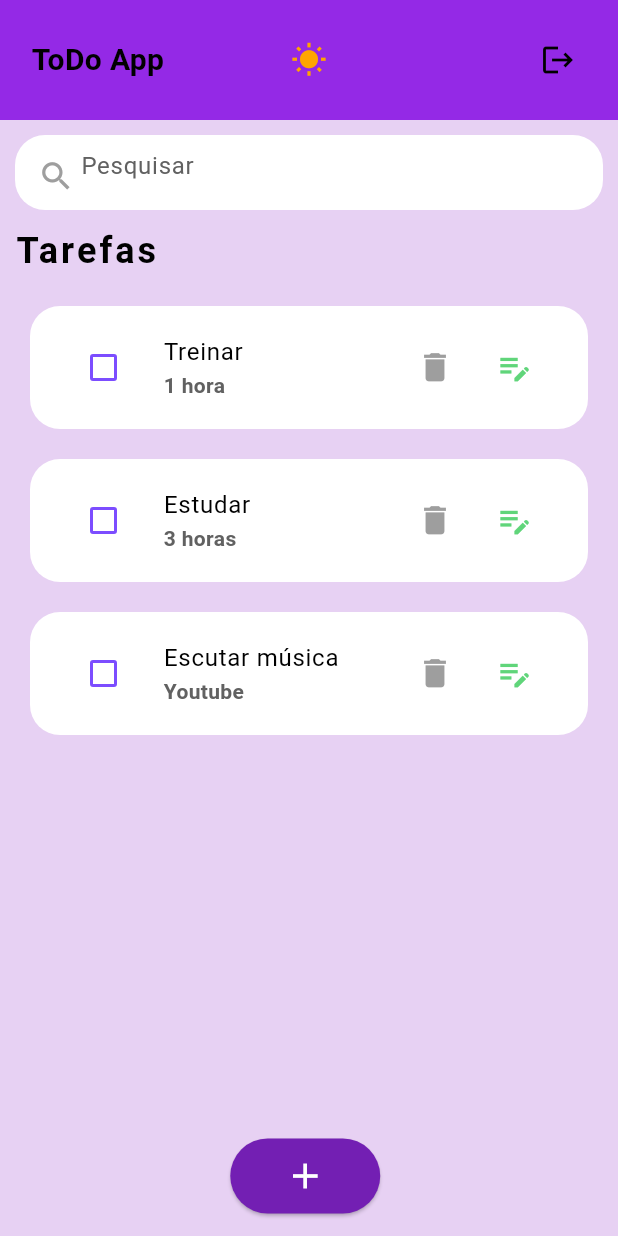
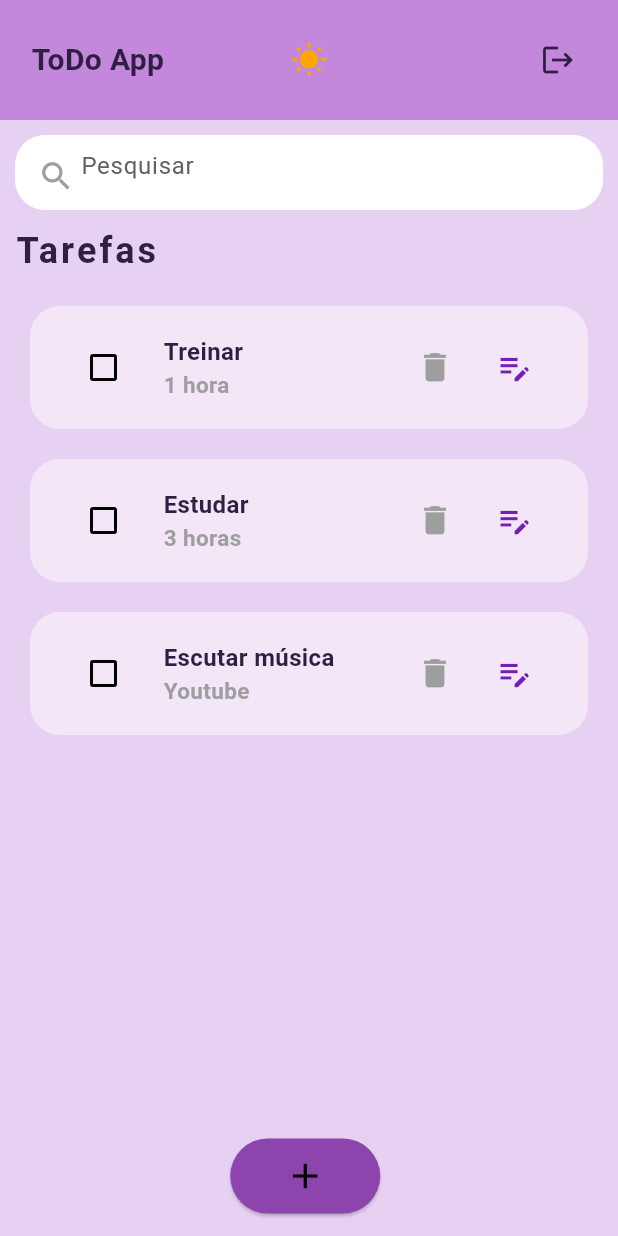
Before and after one commit to dugabrielle/todo_project, a Flutter app: the HomeScreen screen opened by its route, on a phone screen of 412 x 824 dp. Run offline on Flutter 3.47's test engine with Material 3 defaults, Android fonts, the phone set to English and light mode, and no system bars; our stand-ins replace font_awesome_flutter, google_fonts.

Commit message:
ajustes no tema claro e escuro

```diff
--- a/lib/src/screens/home.dart
+++ b/lib/src/screens/home.dart
@@ -52,10 +52,9 @@ class _HomeScreenState extends State<HomeScreen> {
                   padding: const EdgeInsets.symmetric(vertical: 10),
                   child: Text(
                     'Tarefas',
-                    style: GoogleFonts.comicNeue(
+                    style: Theme.of(context).textTheme.bodyMedium?.copyWith(
                           fontSize: 24,
                           fontWeight: FontWeight.w600,
-                      color: Theme.of(context).colorScheme.primary,
                           letterSpacing: 2,
                         ),
                   ),
@@ -69,7 +68,7 @@ class _HomeScreenState extends State<HomeScreen> {
                         style: TextStyle(
                           fontWeight: FontWeight.w600,
                           fontSize: 18,
-                          color: Theme.of(context).colorScheme.secondary,
+                          color: Theme.of(context).colorScheme.primary,
                         ),
                       ),
                     ),
@@ -92,10 +91,9 @@ class _HomeScreenState extends State<HomeScreen> {
                     alignment: Alignment.centerLeft,
                     child: Text(
                       'Tarefas Concluídas',
-                      style: GoogleFonts.comicNeue(
+                      style: Theme.of(context).textTheme.bodyMedium?.copyWith(
                             fontSize: 24,
-                        fontWeight: FontWeight.bold,
-                        color: Theme.of(context).colorScheme.primary,
+                            fontWeight: FontWeight.w600,
                             letterSpacing: 2,
                           ),
                     ),
@@ -125,21 +123,18 @@ class _HomeScreenState extends State<HomeScreen> {
                   _addNota();
                 },
                 style: ElevatedButton.styleFrom(
-                  backgroundColor: Theme.of(context).colorScheme.secondary,
+                  backgroundColor: Theme.of(context).primaryColor,
                   minimumSize: const Size(50, 50),
+                  shape: RoundedRectangleBorder(
+                    borderRadius: BorderRadius.circular(30),
                   ),
-                child: IconButton(
-                  icon: Icon(
+                ),
+                child: Icon(
                   Icons.add,
                   size: 28,
                   color: Theme.of(context).brightness == Brightness.light
-                        ? Colors.white
-                        : Colors.black,
-                  ),
-                  iconSize: 28,
-                  onPressed: () {
-                    _addNota();
-                  },
+                      ? Colors.black
+                      : Colors.white,
                 ),
               ),
             ),
@@ -235,13 +230,14 @@ class _HomeScreenState extends State<HomeScreen> {
                       onPressed: () {
                         Navigator.pop(context);
                       },
-                    icon: const Icon(Icons.close, color: Colors.black),
+                      icon: const Icon(Icons.close, color: Colors.purple),
                       iconSize: 22,
                     ),
                     IconButton(
                       onPressed: () {
                         if (_tituloController.text.isEmpty) {
-                        setState(() {}); // atualiza o estado para mostrar o erro
+                          setState(
+                              () {}); // atualiza o estado para mostrar o erro
                           return;
                         }
                         Navigator.pop(context);
@@ -258,7 +254,6 @@ class _HomeScreenState extends State<HomeScreen> {
       },
     );
   }
-
 
   AppBar appBarMethod(BuildContext context) {
     return AppBar(
@@ -291,7 +286,7 @@ class _HomeScreenState extends State<HomeScreen> {
                   onPressed: () {},
                   icon: Icon(
                     Icons.logout,
-                    color: Theme.of(context).colorScheme.primary,
+                    color: Theme.of(context).textTheme.bodyMedium?.color,
                   ),
                 ),
               ),
--- a/lib/src/themes/app_theme.dart
+++ b/lib/src/themes/app_theme.dart
@@ -4,20 +4,21 @@ import 'package:google_fonts/google_fonts.dart';
 class AppTheme {
   static ThemeData lightTheme = ThemeData(
     brightness: Brightness.light,
-    scaffoldBackgroundColor: const Color(0xFFE7D1F3),
-    primaryColor: Colors.deepPurple,
+    scaffoldBackgroundColor: const Color(0xFFE7D1F3), // Cor do Background
+    primaryColor: const Color(0xFF8E44AD), // Cor do Botão "Add Nota"
     appBarTheme: const AppBarTheme(
-      backgroundColor: Color(0xFF9429E6),
-      foregroundColor: Colors.black,
+      backgroundColor: Color(0xFFC387DB), // Cor da AppBar
+      foregroundColor: Color(0xFF2F1F42), // Cor da Fonte da AppBar
     ),
     colorScheme: const ColorScheme.light(
-      primary: Colors.black,
-      secondary: Color(0xFF731FB3),
+      primary: Color(0xFF9956A3), // Cor da Fonte de Texto 2
+      secondary: Color(0xFF731FB3), // Cor dos Botões dentro das Tasks
+      tertiary: Color(0xFFF3E7F7), // Cor do Title Color
     ),
     textTheme: GoogleFonts.comicNeueTextTheme(
       const TextTheme(
         bodyMedium: TextStyle(
-          color: Colors.black,
+          color: Color(0xFF2F1F42), // Cor da Fonte de Texto
           fontSize: 20,
           fontWeight: FontWeight.w600,
         ),
@@ -26,7 +27,7 @@ class AppTheme {
     iconButtonTheme: const IconButtonThemeData(
       style: ButtonStyle(
         iconColor: WidgetStatePropertyAll(
-          Color(0xFFFFA500),
+          Color(0xFFFFA500), // Cor do Sol
         ),
       ),
     ),
@@ -34,20 +35,21 @@ class AppTheme {
 
   static ThemeData darkTheme = ThemeData(
     brightness: Brightness.dark,
-    scaffoldBackgroundColor: const Color(0xFF1E1E1E),
-    primaryColor: Colors.purple.shade700,
+    scaffoldBackgroundColor: const Color(0xFF121212), // Cor do Background
+    primaryColor: const Color(0xFF3E2969), // Cor do Botão "Add Nota"
     appBarTheme: const AppBarTheme(
-      backgroundColor: Color(0xFF9673D2),
-      foregroundColor: Colors.white,
+      backgroundColor: Color(0xFF3B1D5F), // Cor da AppBar
+      foregroundColor: Color(0xFFE8D9F3), // Cor da Fonte de Texto
     ),
     colorScheme: const ColorScheme.dark(
-      primary: Colors.white,
-      secondary: Color(0xFFC2A8E8),
+      primary: Color(0xFF7456A3), // Cor da Fonte de Texto 2
+      secondary: Color(0xFF29044A), // Cor dos Botões dentro das Tasks
+      tertiary: Color(0xFF6A4C8C), // Cor do Title Color
     ),
     textTheme: GoogleFonts.comicNeueTextTheme(
       const TextTheme(
         bodyMedium: TextStyle(
-          color: Colors.white,
+          color: Color(0xFFE8D9F3), // Cor da Fonte de Texto
           fontSize: 20,
           fontWeight: FontWeight.w600,
         ),
@@ -56,7 +58,7 @@ class AppTheme {
     iconButtonTheme: const IconButtonThemeData(
       style: ButtonStyle(
         iconColor: WidgetStatePropertyAll(
-          Color(0xFF1A3B6D),
+          Color(0xFF617DBE), // Cor da Lua
         ),
       ),
     ),
--- a/lib/src/widgets/task_checkbox.dart
+++ b/lib/src/widgets/task_checkbox.dart
@@ -17,6 +17,7 @@ class TaskCheckbox extends StatelessWidget {
 
   @override
   Widget build(BuildContext context) {
+    Color titleColor = Theme.of(context).colorScheme.tertiary;
     return Container(
       padding: const EdgeInsets.all(10),
       child: ListTile(
@@ -24,7 +25,7 @@ class TaskCheckbox extends StatelessWidget {
           borderRadius: BorderRadius.circular(20),
         ),
         contentPadding: const EdgeInsets.symmetric(horizontal: 25, vertical: 5),
-        tileColor: Colors.white,
+        tileColor: titleColor,
         leading: Checkbox(
           value: todo.checkbox,
           onChanged: (bool? value) {
@@ -34,23 +35,22 @@ class TaskCheckbox extends StatelessWidget {
           checkColor: Colors.white,
           hoverColor: const Color(0xFFECD4F0),
           side: const BorderSide(
-            color: Colors.deepPurpleAccent,
+            color: Colors.black,
             width: 2,
           ),
         ),
         title: Text(
           todo.titulo,
-          style: TextStyle(
-            color: Colors.black,
+            style: Theme.of(context).textTheme.bodyMedium?.copyWith(
             fontSize: 16,
             decoration: todo.checkbox ? TextDecoration.lineThrough : null,
           ),
         ),
         subtitle: Text(
           todo.descricao ?? '',
-          style: TextStyle(
-            color: Colors.grey[700],
-            fontSize: 14,
+          style: const TextStyle(
+            color: Colors.grey,
+            fontSize: 15,
           ),
         ),
         trailing: Row(
@@ -72,7 +72,7 @@ class TaskCheckbox extends StatelessWidget {
               },
               icon: const Icon(Icons.edit_note),
               iconSize: 25,
-              color: const Color(0xFF60D57A),
+              color: Theme.of(context).colorScheme.secondary,
               hoverColor: const Color(0xFFECD4F0),
             ),
           ],
```
Lines whose indentation alone changed are shown as unchanged.
